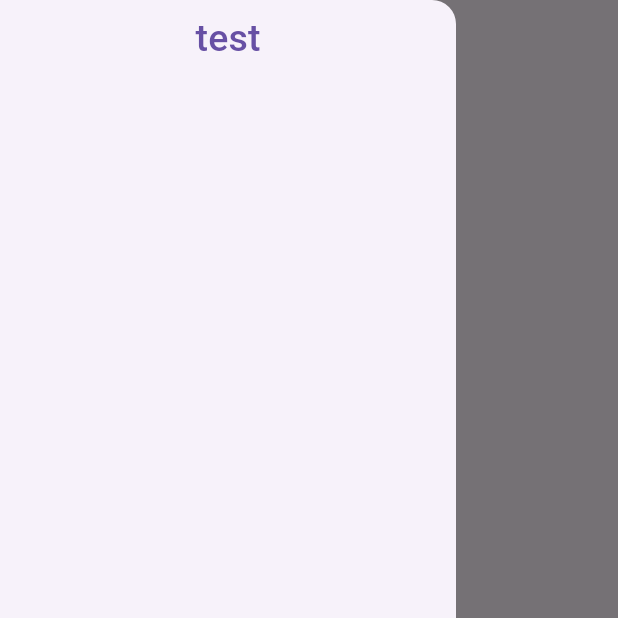
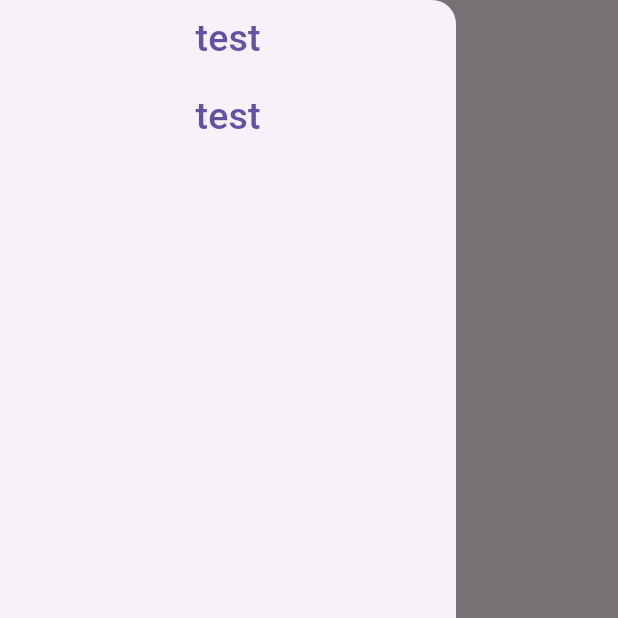
Before and after one commit to cookie70301/flutter_dart_app, a Flutter app: the screen it shows after launch, with the side drawer open, on a phone screen of 412 x 824 dp, the top half of it. Run offline on Flutter 3.47's test engine with Material 3 defaults, Android fonts, the phone set to English and light mode, and no system bars.

Commit message:
課堂修改

```diff
--- a/lib/main.dart
+++ b/lib/main.dart
@@ -9,12 +9,12 @@
 
   @override
   Widget build(BuildContext context) {
-    return const MaterialApp(home: AppBarExample());
+    return const MaterialApp(home: MyHomePage());
   }
 }
 
-class AppBarExample extends StatelessWidget {
-  const AppBarExample({super.key});
+class MyHomePage extends StatelessWidget {
+  const MyHomePage({super.key});
 
   @override
   Widget build(BuildContext context) {
@@ -39,7 +39,31 @@
                   )
                 );
               },
-              child: Text("test",style: TextStyle(fontSize: 25),))
+              child: Text(
+                "test",style: TextStyle(fontSize: 25)
+              ,)
+            ),
+            TextButton(
+                onPressed: (){
+                  Navigator.push(
+                      context,
+                      MaterialPageRoute(
+                        builder: (BuildContext context) {
+                          return Scaffold(
+                            appBar: AppBar(title: const Text('Next page',style: TextStyle(fontSize: 30),)),
+                            body: const Center(
+                              child: Text('這是分頁', style: TextStyle(
+                                  fontSize: 24)),
+                            ),
+                          );
+                        },
+                      )
+                  );
+                },
+                child: Text(
+                  "test",style: TextStyle(fontSize: 25)
+                  ,)
+            ),
           ],
         ),
       ),
```
